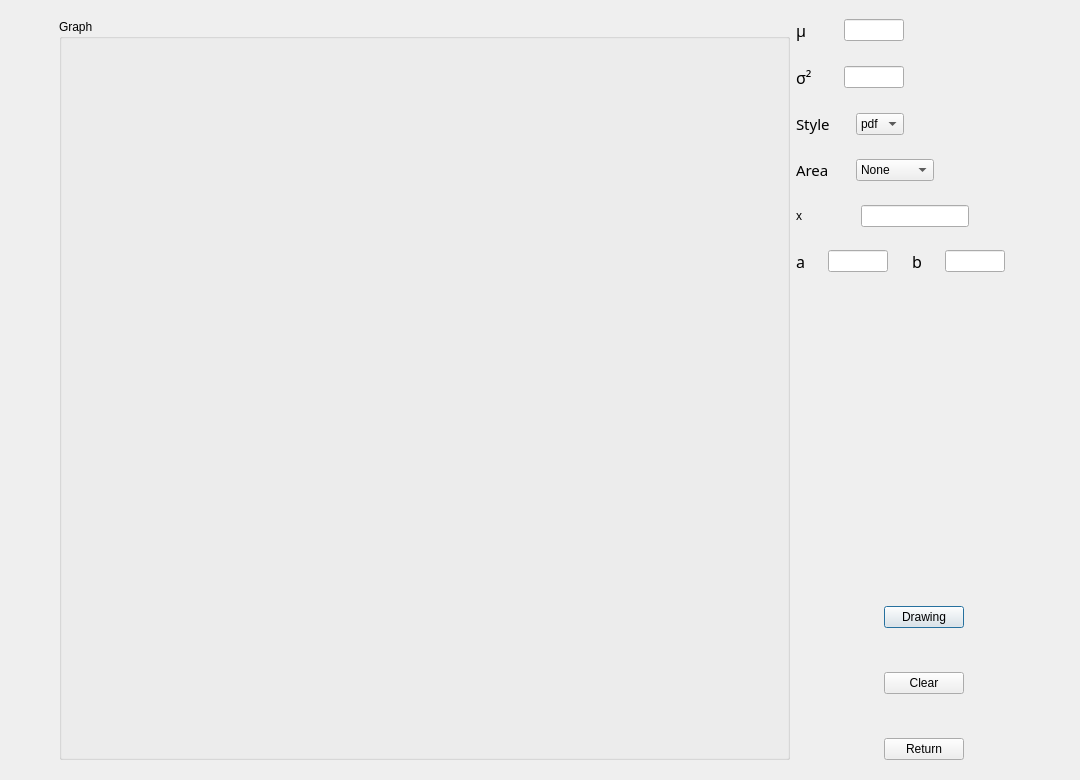
Above: uiView/NormalDialog.ui from ShaohuaTong/Verteilung_Analyse before the change. Below: the same form after it.
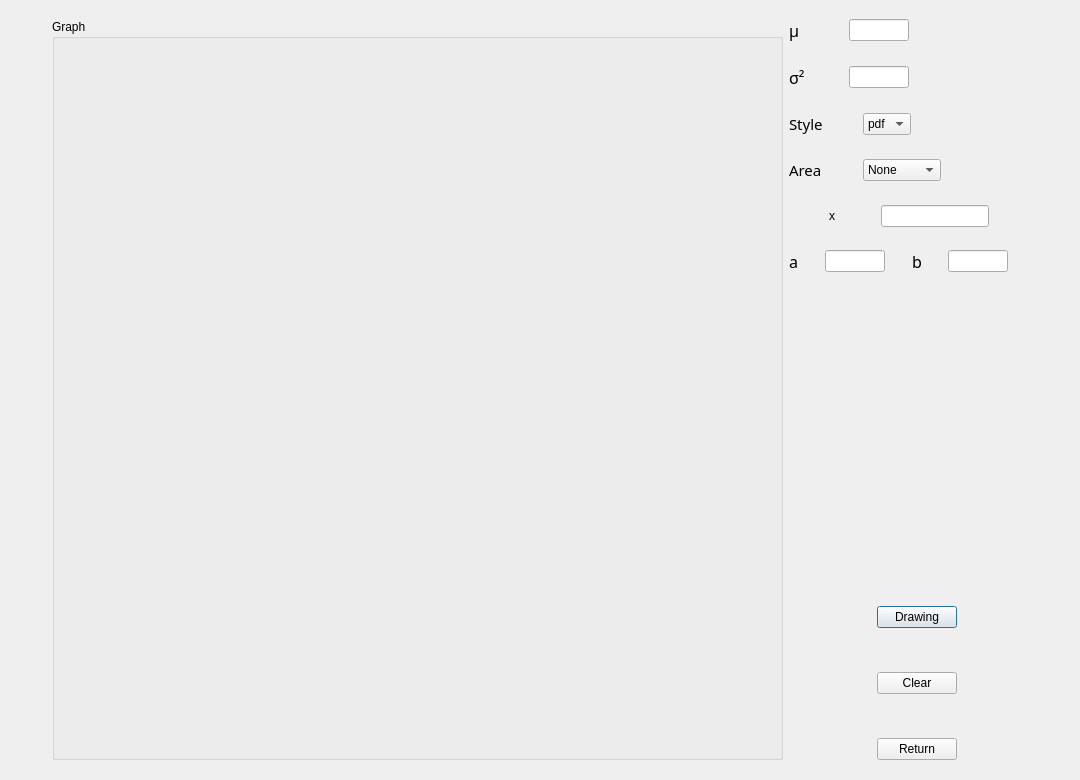
That is the form after the change.

```diff
--- a/uiView/NormalDialog.ui
+++ b/uiView/NormalDialog.ui
@@ -329,6 +329,19 @@
          </item>
          <item>
           <layout class="QHBoxLayout" name="horizontalLayout_11">
+           <item>
+            <spacer name="horizontalSpacer_24">
+             <property name="orientation">
+              <enum>Qt::Horizontal</enum>
+             </property>
+             <property name="sizeHint" stdset="0">
+              <size>
+               <width>40</width>
+               <height>20</height>
+              </size>
+             </property>
+            </spacer>
+           </item>
            <item>
             <widget class="QLabel" name="label_x">
              <property name="text">
```
